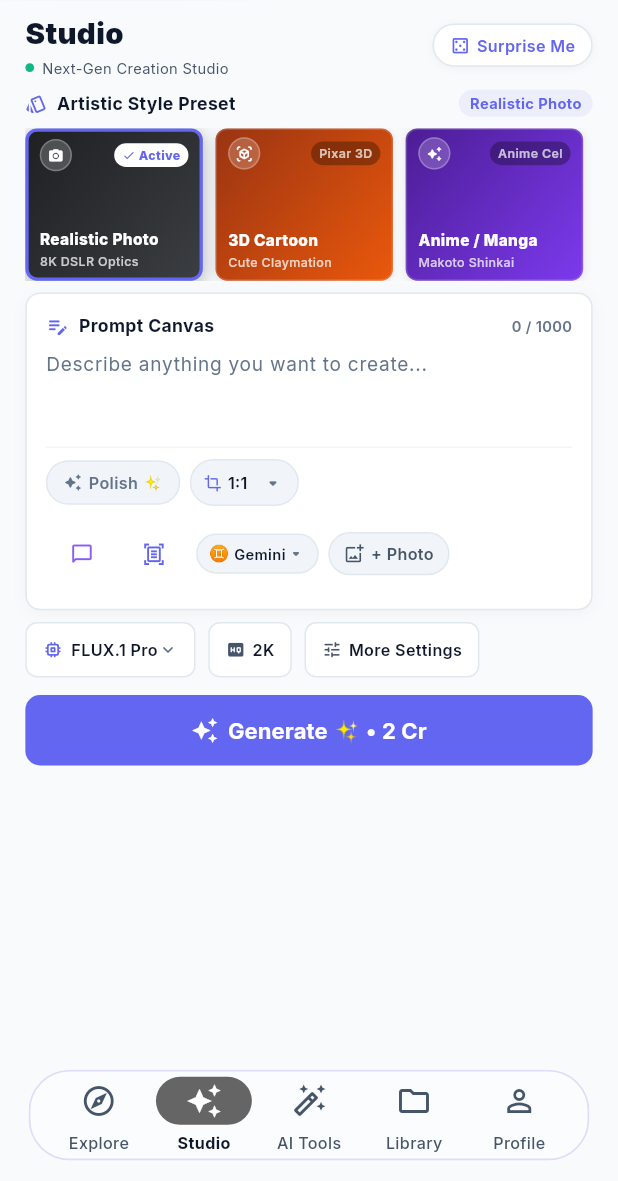
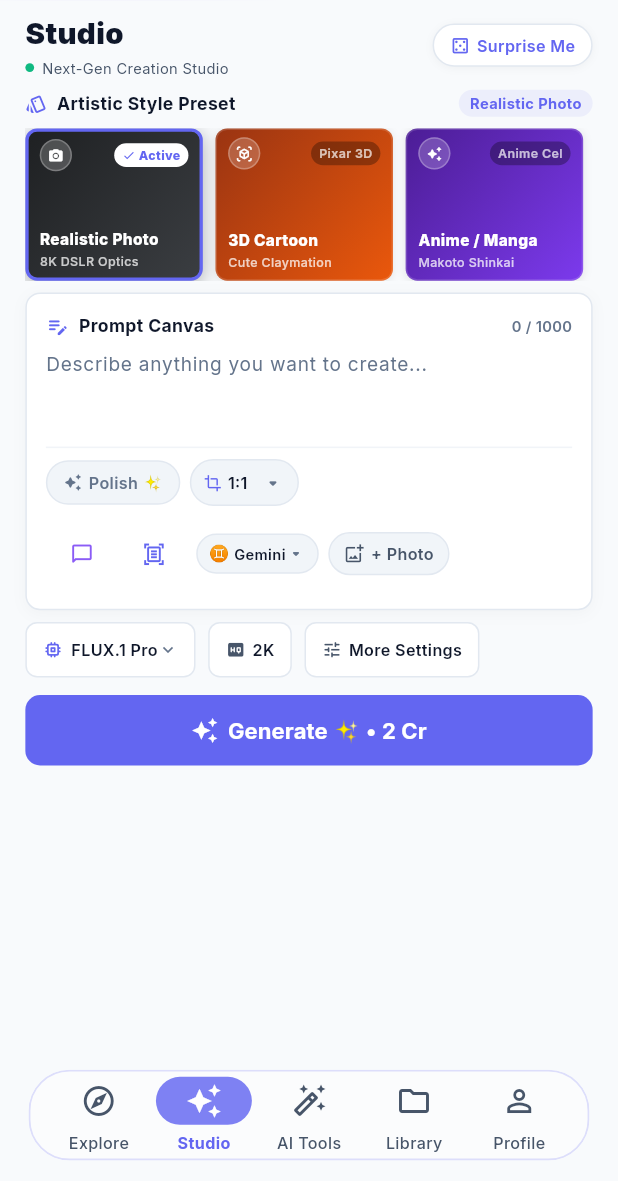
Before and after one commit to RitutoshAeologic/craftai_studio_mobile, a Flutter app: the HomeShellView screen opened by its route, item 2 of the bottom bar chosen, on a phone screen of 412 x 824 dp, the part 55-1236 px from its top. Run offline on Flutter 3.47's test engine with Material 3 defaults, Android fonts, the phone set to English and light mode, and no system bars; our stand-ins replace cached_network_image, connectivity_plus, dio, flutter_screenutil, get, google_fonts and 2 more; accounts and stored records are empty; network calls fail; statements that could not run were skipped.

Commit message:
feat(shell): match bottom tab indicator color to active theme primary color with white selected icon

```diff
--- a/lib/core/theme/app_theme.dart
+++ b/lib/core/theme/app_theme.dart
@@ -39,7 +39,7 @@ class AppTheme {
       navigationBarTheme: NavigationBarThemeData(
         backgroundColor: Colors.transparent,
         surfaceTintColor: Colors.transparent,
-        indicatorColor: AppColors.primary.withValues(alpha: 0.14),
+        indicatorColor: AppColors.primary.withValues(alpha: 0.82),
       ),
       textTheme: isDark
           ? GoogleFonts.interTextTheme(ThemeData.dark().textTheme)
--- a/lib/features/shell/views/home_shell_view.dart
+++ b/lib/features/shell/views/home_shell_view.dart
@@ -218,12 +218,12 @@ class HomeShellView extends StatelessWidget {
                         surfaceTintColor: Colors.transparent,
                         shadowColor: Colors.transparent,
                         height: 62.h,
-                        indicatorColor: const Color(0xFF3F3F3F).withValues(alpha: 0.80),
+                        indicatorColor: AppColors.primary.withValues(alpha: 0.82),
                         indicatorShape: const StadiumBorder(),
                         labelTextStyle: WidgetStateProperty.resolveWith((states) {
                           if (states.contains(WidgetState.selected)) {
                             return TextStyle(
-                              color: AppColors.textPrimary,
+                              color: AppColors.primary,
                               fontSize: 11.sp,
                               fontWeight: FontWeight.w700,
                             );
```
Also changed, not shown: 1 other file.
